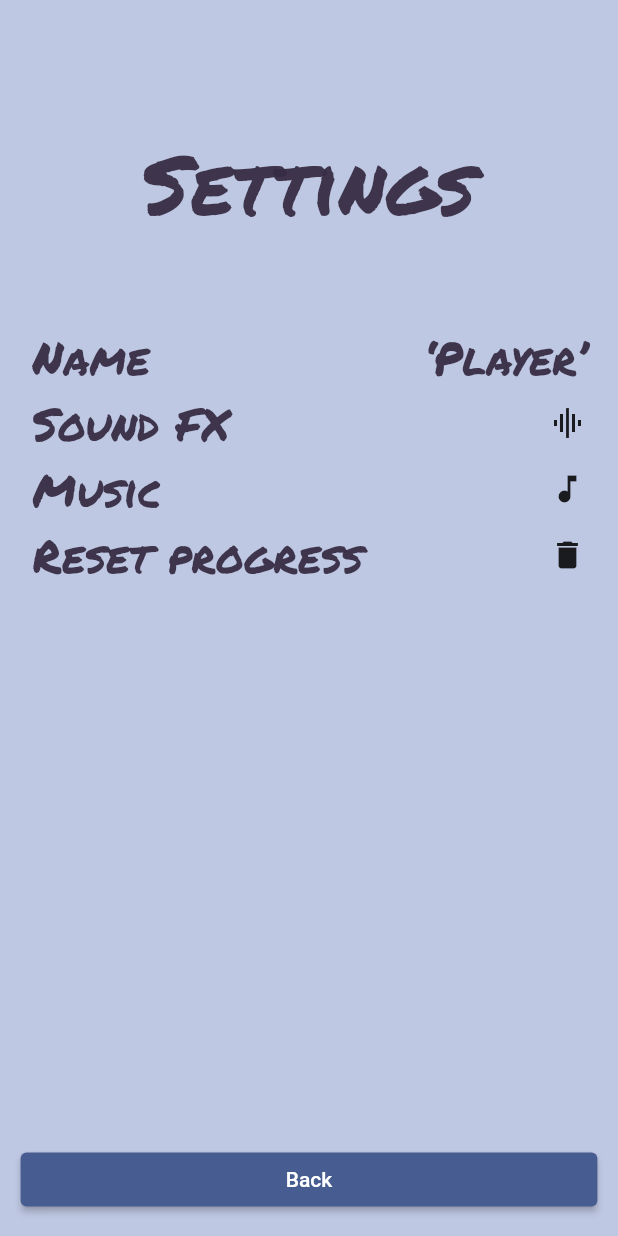
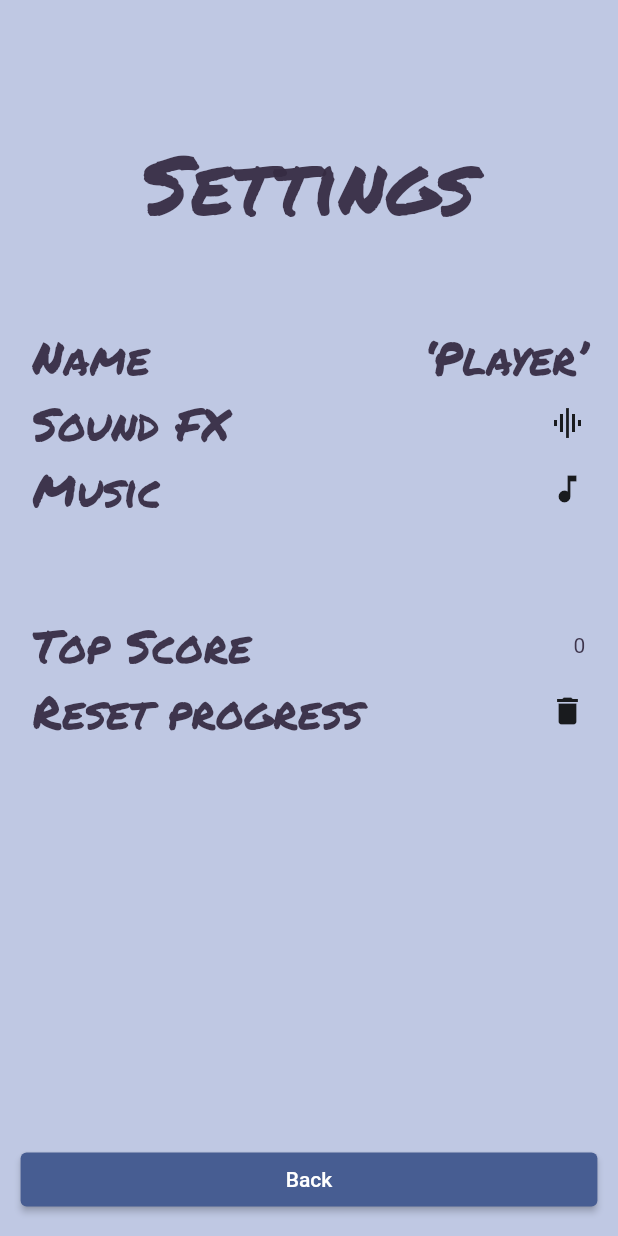
Before and after one commit to SDevM/Amber-Galactic, a Flutter app: the SettingsScreen screen opened by its route, on a phone screen of 412 x 824 dp. Run offline on Flutter 3.47's test engine with Material 2 defaults, Android fonts, the phone set to English and light mode, and no system bars; our stand-ins replace audioplayers, firebase_core, firebase_crashlytics, go_router, google_mobile_ads, in_app_purchase and 1 more; missing offline and left inert: games_services; accounts and stored records are empty.

Commit message:
Removed the logic of levels Added highScore to persistent values for settings Added lose game screen 'play' route now points to the game session directly 'won' route replaced with 'lost' Play Session gutted Updated score logic to give more with more time rather than less and removed the concept of levels and difficulty

```diff
--- a/lib/main.dart
+++ b/lib/main.dart
@@ -134,28 +134,28 @@ class MyApp extends StatelessWidget {
             GoRoute(
                 path: 'play',
                 pageBuilder: (context, state) => buildMyTransition<void>(
-                      child: const LevelSelectionScreen(
-                          key: Key('level selection')),
+                      child: const PlaySessionScreen(
+                          key: Key('play session')),
                       color: context.watch<Palette>().backgroundLevelSelection,
                     ),
                 routes: [
+                  // GoRoute(
+                  //   path: 'session/:level',
+                  //   pageBuilder: (context, state) {
+                  //     final levelNumber = int.parse(state.params['level']!);
+                  //     final level = gameLevels
+                  //         .singleWhere((e) => e.number == levelNumber);
+                  //     return buildMyTransition<void>(
+                  //       child: PlaySessionScreen(
+                  //         level,
+                  //         key: const Key('play session'),
+                  //       ),
+                  //       color: context.watch<Palette>().backgroundPlaySession,
+                  //     );
+                  //   },
+                  // ),
                   GoRoute(
-                    path: 'session/:level',
-                    pageBuilder: (context, state) {
-                      final levelNumber = int.parse(state.params['level']!);
-                      final level = gameLevels
-                          .singleWhere((e) => e.number == levelNumber);
-                      return buildMyTransition<void>(
-                        child: PlaySessionScreen(
-                          level,
-                          key: const Key('play session'),
-                        ),
-                        color: context.watch<Palette>().backgroundPlaySession,
-                      );
-                    },
-                  ),
-                  GoRoute(
-                    path: 'won',
+                    path: 'lost',
                     pageBuilder: (context, state) {
                       final map = state.extra! as Map<String, dynamic>;
                       final score = map['score'] as Score;
@@ -163,7 +163,7 @@ class MyApp extends StatelessWidget {
                       return buildMyTransition<void>(
                         child: WinGameScreen(
                           score: score,
-                          key: const Key('win game'),
+                          key: const Key('lose game'),
                         ),
                         color: context.watch<Palette>().backgroundPlaySession,
                       );
--- a/lib/src/games_services/score.dart
+++ b/lib/src/games_services/score.dart
@@ -11,17 +11,16 @@ class Score {
 
   final Duration duration;
 
-  final int level;
 
-  factory Score(int level, int difficulty, Duration duration) {
+  factory Score(Duration duration) {
     // The higher the difficulty, the higher the score.
-    var score = difficulty;
-    // The lower the time to beat the level, the higher the score.
-    score *= 10000 ~/ (duration.inSeconds.abs() + 1);
-    return Score._(score, duration, level);
+    var score = 0;
+    // The longer the player survives, the higher the score.
+    score += 100 * (duration.inSeconds.abs() + 1);
+    return Score._(score, duration);
   }
 
-  const Score._(this.score, this.duration, this.level);
+  const Score._(this.score, this.duration);
 
   String get formattedTime {
     final buf = StringBuffer();
@@ -44,5 +43,5 @@ class Score {
   }
 
   @override
-  String toString() => 'Score<$score,$formattedTime,$level>';
+  String toString() => 'Score<$score,$formattedTime>';
 }
--- a/lib/src/settings/persistence/settings_persistence.dart
+++ b/lib/src/settings/persistence/settings_persistence.dart
@@ -15,6 +15,8 @@ abstract class SettingsPersistence {
 
   Future<bool> getSoundsOn();
 
+  Future<int> getHighScore();
+
   Future<void> saveMusicOn(bool value);
 
   Future<void> saveMuted(bool value);
@@ -22,4 +24,6 @@ abstract class SettingsPersistence {
   Future<void> savePlayerName(String value);
 
   Future<void> saveSoundsOn(bool value);
+
+  Future<void> saveHighScore(int value);
 }
--- a/lib/src/settings/settings.dart
+++ b/lib/src/settings/settings.dart
@@ -21,6 +21,8 @@ class SettingsController {
 
   ValueNotifier<bool> musicOn = ValueNotifier(false);
 
+  ValueNotifier<int> highScore = ValueNotifier(0);
+
   /// Creates a new instance of [SettingsController] backed by [persistence].
   SettingsController({required SettingsPersistence persistence})
       : _persistence = persistence;
@@ -37,6 +39,7 @@ class SettingsController {
       _persistence.getSoundsOn().then((value) => soundsOn.value = value),
       _persistence.getMusicOn().then((value) => musicOn.value = value),
       _persistence.getPlayerName().then((value) => playerName.value = value),
+      _persistence.getHighScore().then((value) => highScore.value = value),
     ]);
   }
 
@@ -59,4 +62,9 @@ class SettingsController {
     soundsOn.value = !soundsOn.value;
     _persistence.saveSoundsOn(soundsOn.value);
   }
+
+  void setHighScore(int Score) {
+    highScore.value = Score;
+    _persistence.saveHighScore(highScore.value);
+  }
 }
--- a/lib/src/settings/settings_screen.dart
+++ b/lib/src/settings/settings_screen.dart
@@ -56,6 +56,15 @@ class SettingsScreen extends StatelessWidget {
                 'Music',
                 Icon(musicOn ? Icons.music_note : Icons.music_off),
                 onSelected: () => settings.toggleMusicOn(),
+              ),
+            ),
+            _gap,
+            ValueListenableBuilder<int>(
+              valueListenable: settings.highScore,
+              builder: (context, highScore, child) => _SettingsLine(
+                'Top Score',
+                Text('$highScore'),
+                onSelected: () => () {},
               ),
             ),
             Consumer<InAppPurchaseController?>(
```
Also changed, not shown: lib/src/game_internals/level_state.dart (+6 -7 lines), lib/src/play_session/play_session_screen.dart (+31 -78 lines), lib/src/settings/persistence/local_storage_settings_persistence.dart (+12 -0 lines), lib/src/settings/persistence/memory_settings_persistence.dart (+8 -0 lines), lib/src/win_game/lose_game_screen.dart (added, +73 -0 lines).
